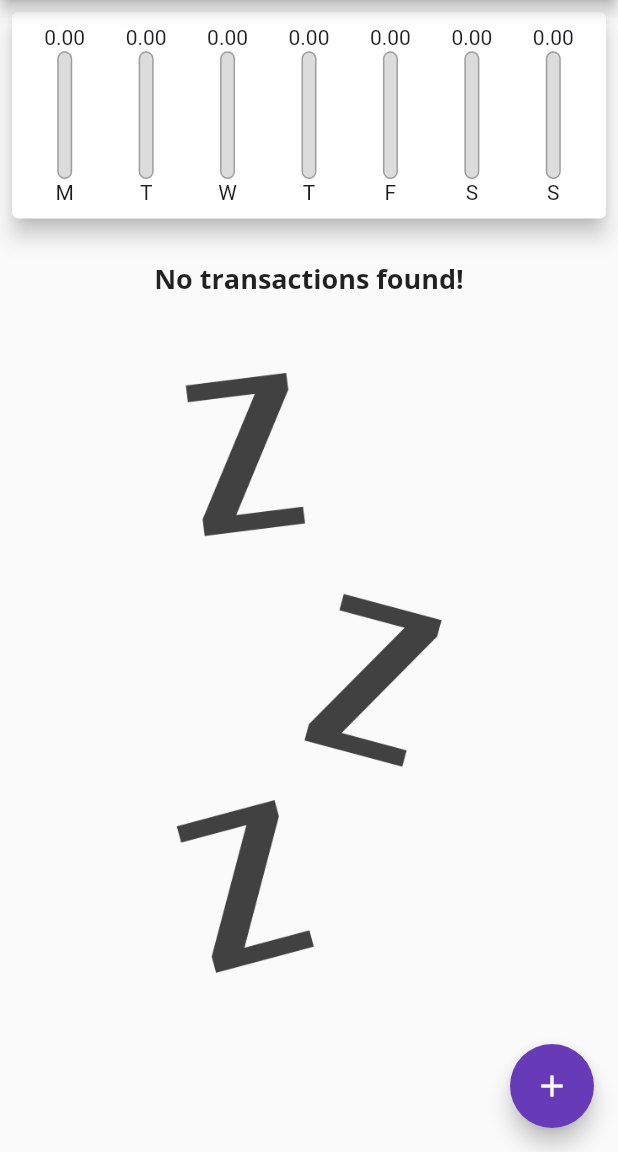
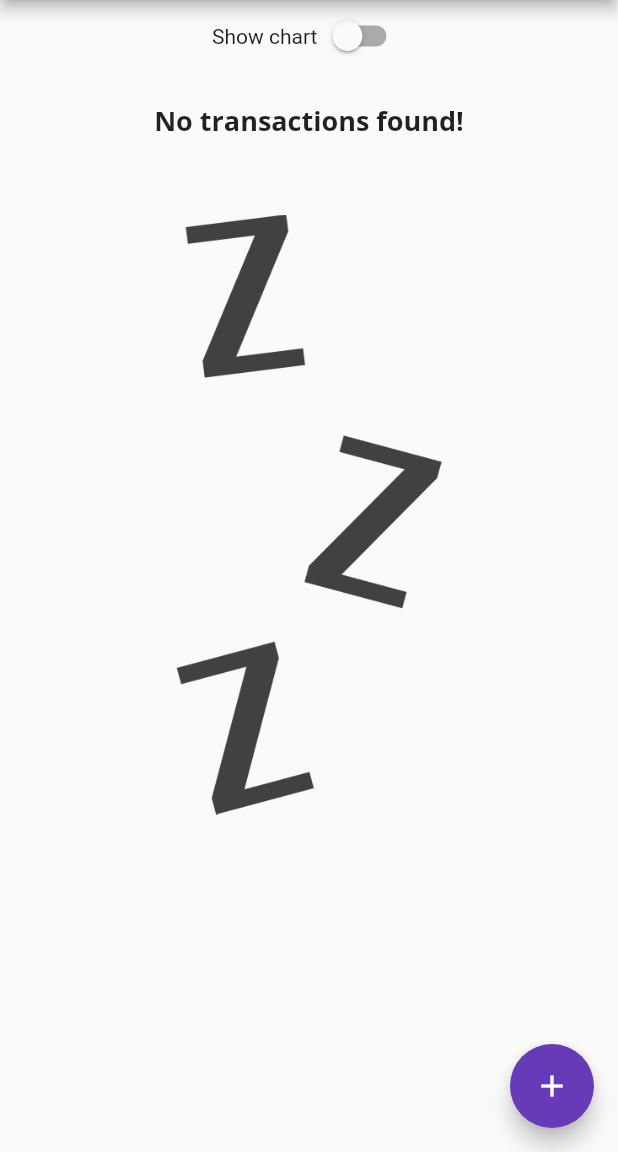
Before and after one commit to dilersik/personal-expenses-flutter, a Flutter app: the screen it shows after launch, on a phone screen of 412 x 824 dp, the part 84-1236 px from its top. Run offline on Flutter 3.47's test engine with Material 3 defaults, Android fonts, the phone set to English and light mode, and no system bars.

```diff
--- a/lib/main.dart
+++ b/lib/main.dart
@@ -16,6 +16,8 @@ class ExpensesApp extends StatelessWidget {
 
   @override
   Widget build(BuildContext context) {
+    // SystemChrome.setPreferredOrientations([DeviceOrientation.portraitUp]);
+
     return MaterialApp(
       home: const MyHomePage(),
       theme: ThemeData(
@@ -68,6 +70,7 @@ class MyHomePage extends StatefulWidget {
 
 class _MyHomePageState extends State<MyHomePage> {
   final List<Transaction> _transactions = [];
+  bool _showChart = false;
 
   List<Transaction> get _recentTransactions {
     return _transactions.where((transaction) {
@@ -131,14 +134,29 @@ class _MyHomePageState extends State<MyHomePage> {
         child: Column(
           crossAxisAlignment: CrossAxisAlignment.stretch,
           children: [
-            SizedBox(
-              height: availableHeight * 0.2,
-              child: Chart(recentTransactions: _recentTransactions),
+            Row(
+              mainAxisAlignment: MainAxisAlignment.center,
+              children: [
+                Text("Show chart"),
+                Switch(
+                  value: _showChart,
+                  onChanged: (value) {
+                    setState(() {
+                      _showChart = value;
+                    });
+                  },
+                ),
+              ],
             ),
-            SizedBox(
-              height: availableHeight * 0.8,
-              child: TransactionList(_transactions, _onRemove),
-            ),
+            _showChart
+                ? SizedBox(
+                    height: availableHeight * 0.2,
+                    child: Chart(recentTransactions: _recentTransactions),
+                  )
+                : SizedBox(
+                    height: availableHeight * 0.8,
+                    child: TransactionList(_transactions, _onRemove),
+                  ),
           ],
         ),
       ),
```
